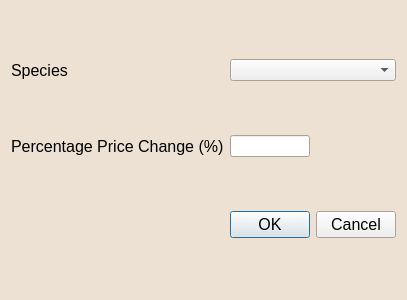
Before: the Qt Designer form pricedialog.ui in EtoDrowsy/CS499, drawn with Qt 5.
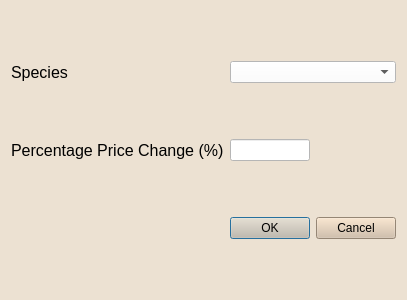
After: the same form once the commit is applied.

Commit message: most of GUI style sheet completed

```diff
--- a/pricedialog.ui
+++ b/pricedialog.ui
@@ -67,6 +67,9 @@
        <pointsize>12</pointsize>
       </font>
      </property>
+     <property name="styleSheet">
+      <string notr="true">color:black</string>
+     </property>
      <property name="text">
       <string>Species</string>
      </property>
@@ -79,6 +82,9 @@
        <pointsize>12</pointsize>
       </font>
      </property>
+     <property name="styleSheet">
+      <string notr="true">color:black</string>
+     </property>
      <property name="text">
       <string>Percentage Price Change (%)</string>
      </property>
@@ -92,6 +98,9 @@
        <height>16777215</height>
       </size>
      </property>
+     <property name="styleSheet">
+      <string notr="true">background-color:white;color:black</string>
+     </property>
     </widget>
    </item>
    <item row="5" column="1">
@@ -101,6 +110,9 @@
        <pointsize>12</pointsize>
       </font>
      </property>
+     <property name="styleSheet">
+      <string notr="true">background-color:rgb(209, 188, 164);color:black</string>
+     </property>
      <property name="orientation">
       <enum>Qt::Orientation::Horizontal</enum>
      </property>
@@ -120,6 +132,9 @@
      <property name="layoutDirection">
       <enum>Qt::LayoutDirection::LeftToRight</enum>
      </property>
+     <property name="styleSheet">
+      <string notr="true">background-color:white;color:black</string>
+     </property>
      <property name="editable">
       <bool>false</bool>
      </property>
```
The commit also changes 6 other files.
